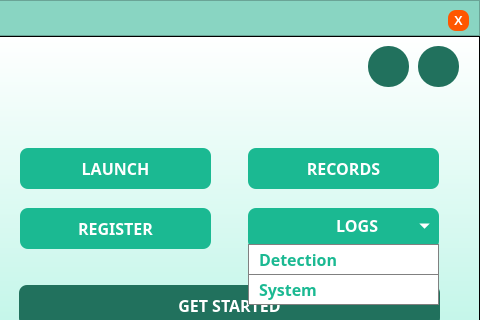
Old version of the form dashboard.ui in the repository marcryangil/facemaskdetection; both pictures show x 462 to 942 and y 0 to 320 of the 942 by 495 pixel window.
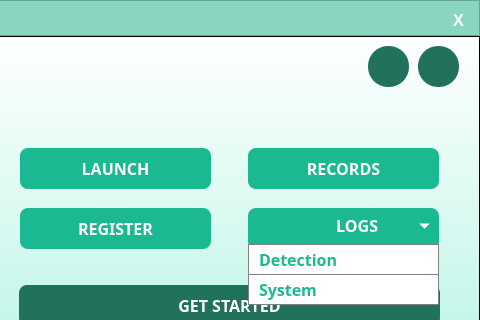
New version of the form. Icons and pictures are not drawn.

Patch:
```diff
--- a/dashboard.ui
+++ b/dashboard.ui
@@ -105,7 +105,7 @@
        <property name="font">
         <font>
          <family>MS Shell Dlg 2</family>
-         <pointsize>10</pointsize>
+         <pointsize>12</pointsize>
          <weight>75</weight>
          <bold>true</bold>
         </font>
@@ -115,7 +115,7 @@
        </property>
        <property name="styleSheet">
         <string notr="true">QPushButton{
-	background-color: rgba(255,87,0,255);
+	background-color: transparent;
 	border: none;
 	color: rgb(255, 255, 255);
 	border-radius: 8px;
```
